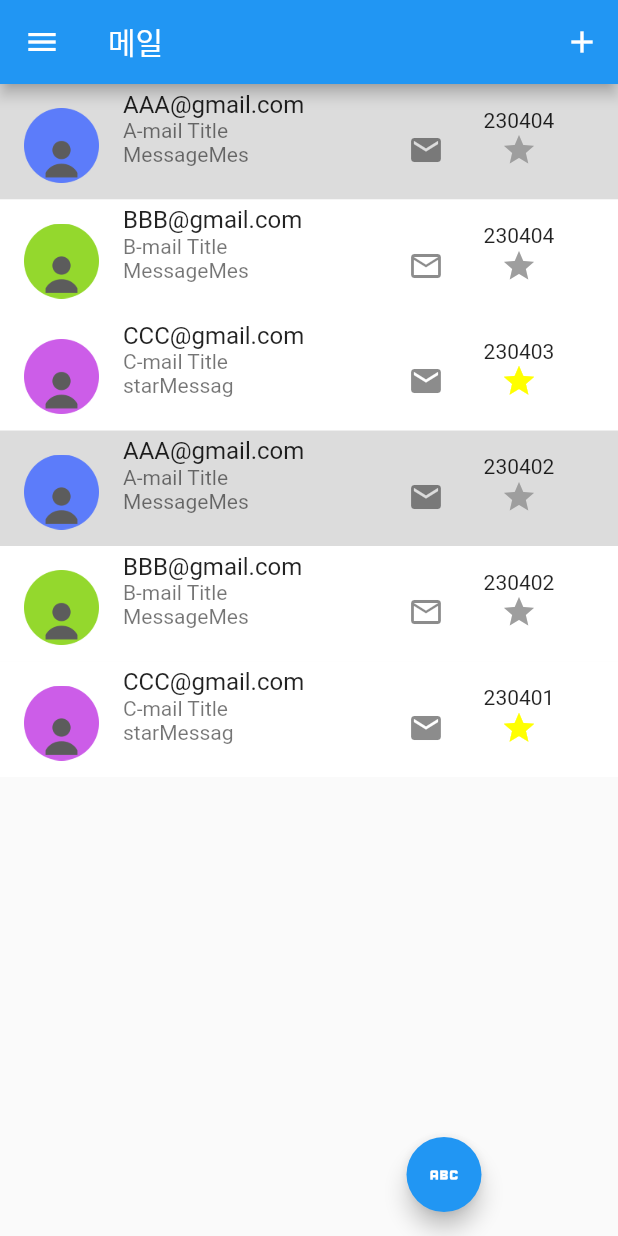
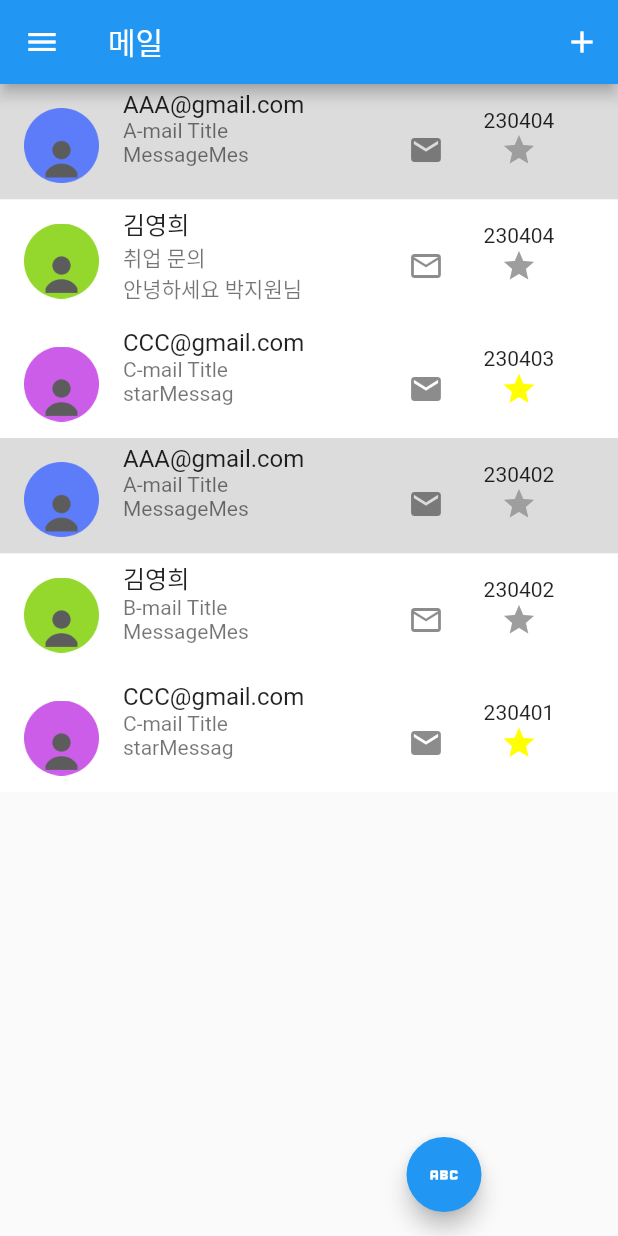
Before and after one commit to AnSuHan/HCI, a Flutter app: the screen it shows after launch, on a phone screen of 412 x 824 dp. Run offline on Flutter 3.47's test engine with Material 2 defaults, Android fonts, the phone set to English and light mode, and no system bars; our stand-ins replace google_fonts, shared_preferences.

```diff
--- a/project/lib/MailScene.dart
+++ b/project/lib/MailScene.dart
@@ -16,16 +16,16 @@ class MailScene extends State<MailSceneStateful> with RouteAware {
   static var mails = [Mail("AAA@gmail.com",
       "A-mail Title",
       "MessageMessageMessageMessageMessageMessageMessageMessage", "230404_21:00", false, "받은편지함", true, false),
-    Mail("BBB@gmail.com",
-        "B-mail Title",
-        "MessageMessageMessageMessageMessageMessageMessageMessage", "230404_10:30", false, "받은편지함", false, true),
+    Mail("김영희",
+        "취업 문의",
+        "안녕하세요 박지원님,\n 김영희라고 합니다. UI 디자이너로서 귀사에서 일하고 싶어서 이메일을 보내게 되었습니다. 제 경력과 기술이 UI 디자인 역할에 적합하다고 생각합니다.", "230404_10:30", false, "받은편지함", false, true),
     Mail("CCC@gmail.com",
         "C-mail Title",
         "starMessagestarMessagestarMessagestarMessagestarMessage", "230403_12:50", true, "별표편지함", false, false),
     Mail("AAA@gmail.com",
         "A-mail Title",
         "MessageMessageMessageMessageMessageMessageMessageMessage", "230402_21:00", false, "받은편지함", true, false),
-    Mail("BBB@gmail.com",
+    Mail("김영희",
         "B-mail Title",
         "MessageMessageMessageMessageMessageMessageMessageMessage", "230402_10:30", false, "받은편지함", false, true),
     Mail("CCC@gmail.com",
@@ -541,7 +541,7 @@ class MailScene extends State<MailSceneStateful> with RouteAware {
 
     Map<String, String> senderImageMap = {
       'AAA@gmail.com': 'assets/contact/blue.png',
-      'BBB@gmail.com': 'assets/contact/green.png',
+      '김영희': 'assets/contact/green.png',
       'CCC@gmail.com': 'assets/contact/purple.png',
       'DDD@gmail.com': 'assets/contact/red.png',
 
```
Also changed, not shown: project/lib/MailInnerScene.dart (+10 -3 lines).
